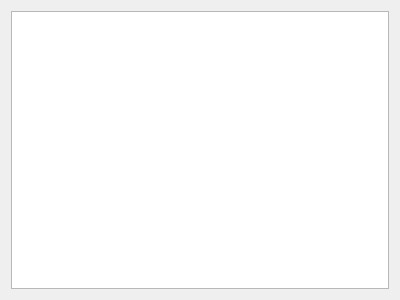
Old version of the form src/savedserverswindow.ui in the repository Garrappachc/Tf2Rcon.
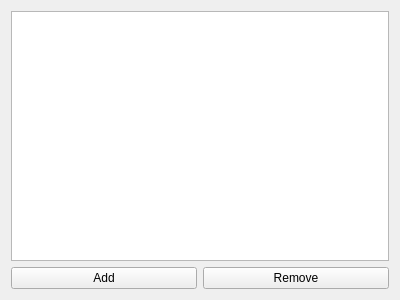
New version of the form.

Commit message: Added ServerListModel and ServerListDelegate classes

```diff
--- a/src/savedserverswindow.ui
+++ b/src/savedserverswindow.ui
@@ -14,8 +14,26 @@
    <string>Saved servers</string>
   </property>
   <layout class="QGridLayout" name="gridLayout">
+   <item row="1" column="0">
+    <layout class="QHBoxLayout" name="horizontalLayout">
+     <item>
+      <widget class="QPushButton" name="addServer">
+       <property name="text">
+        <string>Add</string>
+       </property>
+      </widget>
+     </item>
+     <item>
+      <widget class="QPushButton" name="removeServer">
+       <property name="text">
+        <string>Remove</string>
+       </property>
+      </widget>
+     </item>
+    </layout>
+   </item>
    <item row="0" column="0">
-    <widget class="QTableWidget" name="servers"/>
+    <widget class="QTableView" name="servers"/>
    </item>
   </layout>
  </widget>
```
The commit also changes 10 other files.
